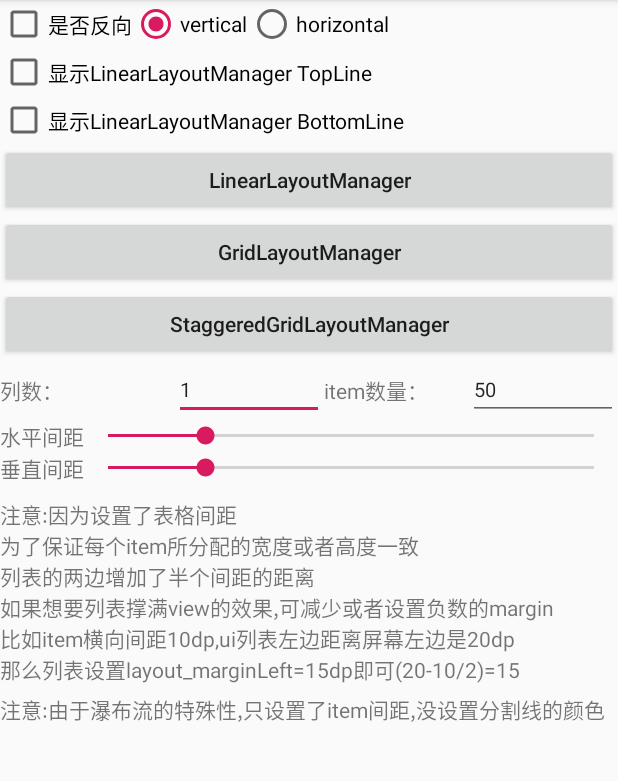
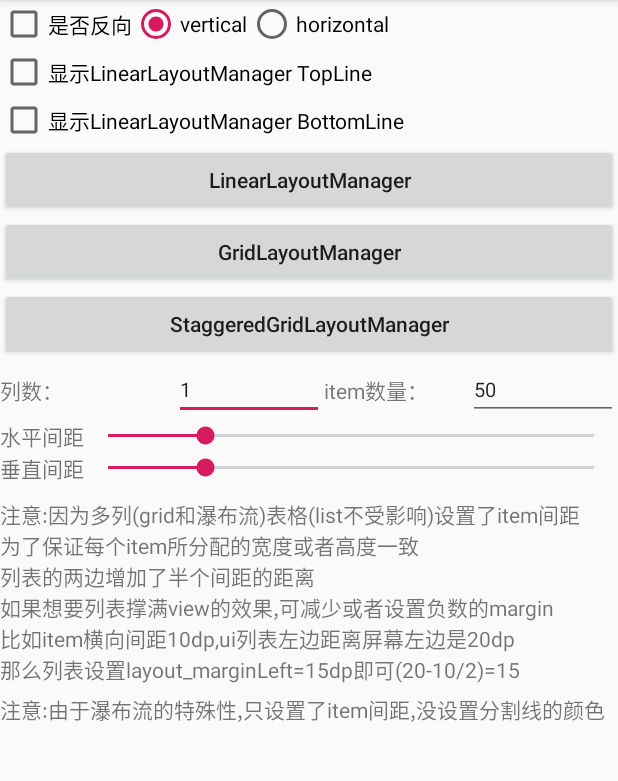
Before and after one commit to zhongruiAndroid/DividerLineProject, an Android app: the screen it shows after launch (MainActivity), on a phone screen of 412 x 824 dp, the part 84-865 px from its top. Run offline under Robolectric (Android 15) with nearby library versions, the phone set to English and light mode, and no system bars.

Commit message:
去除多余方法

```diff
--- a/app/src/main/res/layout/activity_main.xml
+++ b/app/src/main/res/layout/activity_main.xml
@@ -157,7 +157,7 @@
             android:layout_width="wrap_content"
             android:layout_height="wrap_content"
             android:layout_marginTop="10dp"
-            android:text="注意:因为设置了表格间距\n为了保证每个item所分配的宽度或者高度一致\n列表的两边增加了半个间距的距离\n如果想要列表撑满view的效果,可减少或者设置负数的margin\n比如item横向间距10dp,ui列表左边距离屏幕左边是20dp\n那么列表设置layout_marginLeft=15dp即可(20-10/2)=15"
+            android:text="注意:因为多列(grid和瀑布流)表格(list不受影响)设置了item间距\n为了保证每个item所分配的宽度或者高度一致\n列表的两边增加了半个间距的距离\n如果想要列表撑满view的效果,可减少或者设置负数的margin\n比如item横向间距10dp,ui列表左边距离屏幕左边是20dp\n那么列表设置layout_marginLeft=15dp即可(20-10/2)=15"
             />
         <TextView
             android:layout_width="wrap_content"
```
